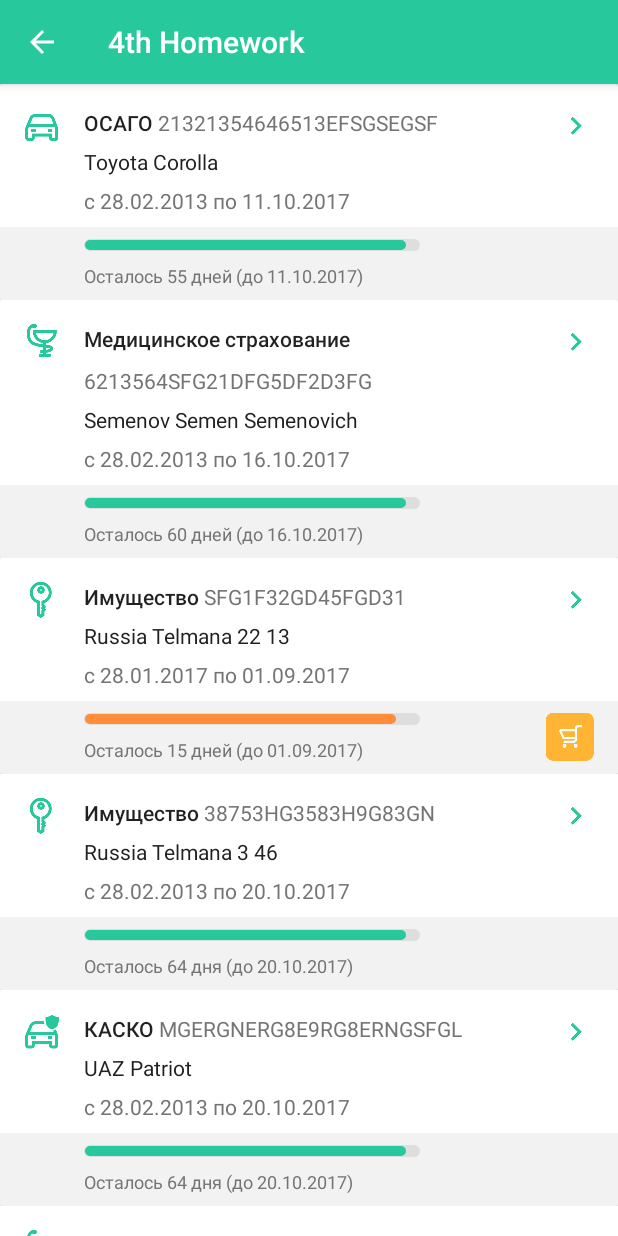
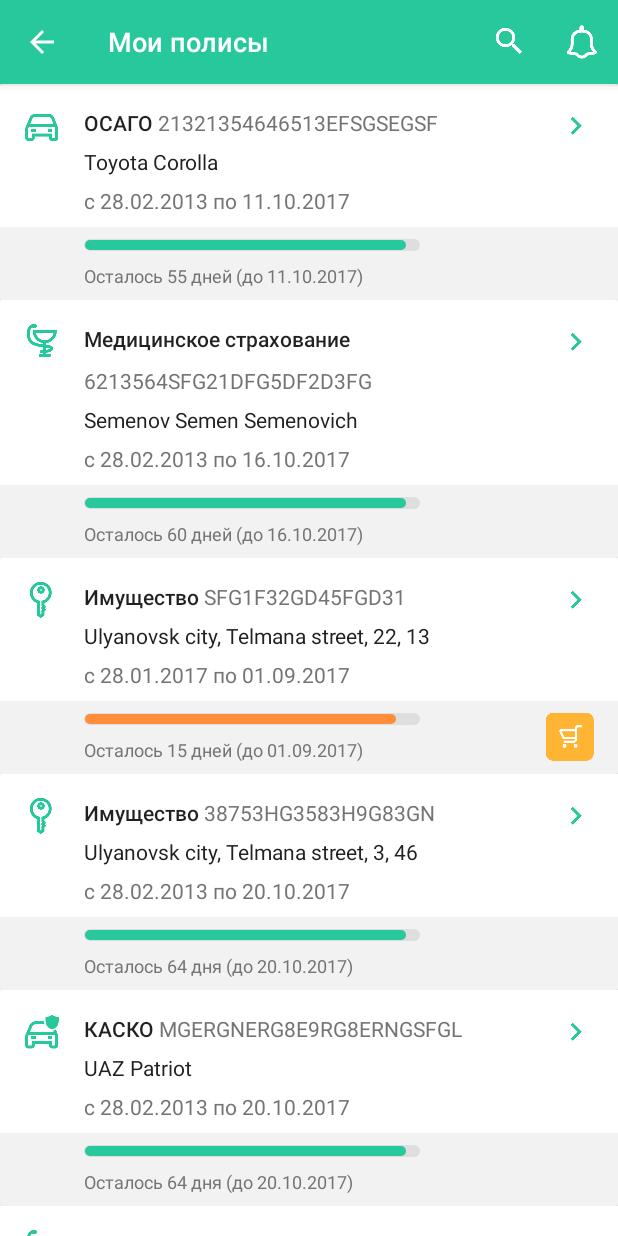
Before and after one commit to befirst/SimbirsoftAndroidHomework, an Android app: the TheFourthHomeWork screen opened directly, with no data from a screen before it, on a phone screen of 412 x 824 dp. Run offline under Robolectric (Android 15) with nearby library versions, the phone set to English and light mode, and no system bars.

Commit message:
Added custom menu for toolBar. Fixed HomeAdress class

```diff
--- a/SimbirSoftAndroidHomeWork/app/src/main/java/com/no_fate/simbirsoftandroidhomework/PolicyObject.java
+++ b/SimbirSoftAndroidHomeWork/app/src/main/java/com/no_fate/simbirsoftandroidhomework/PolicyObject.java
@@ -41,20 +41,20 @@ class Automobile extends PolicyObject{
 }
 
 class HomeAddress extends PolicyObject{
-    private String country;
+    private String street;
     private String city;
     private String house;
     private String room;
 
-    public HomeAddress(String country, String city, String house, String room) {
-        this.country = country;
+    public HomeAddress(String city, String street, String house, String room) {
         this.city = city;
+        this.street = street;
         this.house = house;
         this.room = room;
     }
 
     @Override
     String getFormattedInfo() {
-        return country + " " + city + " " + house + " " + room;
+        return city + ", " + street + ", " + house + ", " + room;
     }
 }
--- a/SimbirSoftAndroidHomeWork/app/src/main/java/com/no_fate/simbirsoftandroidhomework/TheFourthHomeWork.java
+++ b/SimbirSoftAndroidHomeWork/app/src/main/java/com/no_fate/simbirsoftandroidhomework/TheFourthHomeWork.java
@@ -7,6 +7,8 @@ import android.os.Bundle;
 import android.support.v7.widget.LinearLayoutManager;
 import android.support.v7.widget.RecyclerView;
 import android.support.v7.widget.Toolbar;
+import android.view.Menu;
+import android.view.MenuInflater;
 
 import java.util.ArrayList;
 import java.util.GregorianCalendar;
@@ -19,8 +21,14 @@ public class TheFourthHomeWork extends AppCompatActivity {
 
     public static void start(Context context) {
         Intent starter = new Intent(context, TheFourthHomeWork.class);
-        //starter.putExtra();
         context.startActivity(starter);
+    }
+
+    @Override
+    public boolean onCreateOptionsMenu(Menu menu) {
+        MenuInflater inflater = getMenuInflater();
+        inflater.inflate(R.menu.menu_custom, menu);
+        return true;
     }
 
     @Override
@@ -41,6 +49,7 @@ public class TheFourthHomeWork extends AppCompatActivity {
         Toolbar customToolBar = (Toolbar) findViewById(R.id.toolBarCustom);
         setSupportActionBar(customToolBar);
         if (getSupportActionBar() != null) {
+            getSupportActionBar().setDisplayShowTitleEnabled(false);
             getSupportActionBar().setDisplayHomeAsUpEnabled(true);
         }
     }
@@ -64,14 +73,14 @@ public class TheFourthHomeWork extends AppCompatActivity {
         policies.add(new InsurancePolicy(
                 PolicyType.PropertyInsurance,
                 "SFG1F32GD45FGD31",
-                new HomeAddress("Russia", "Telmana", "22", "13"),
+                new HomeAddress("Ulyanovsk city", "Telmana street", "22", "13"),
                 new GregorianCalendar(2016, 12, 28),
                 new GregorianCalendar(2017, 8, 1)
         ));
         policies.add(new InsurancePolicy(
                 PolicyType.PropertyInsurance,
                 "38753HG3583H9G83GN",
-                new HomeAddress("Russia", "Telmana", "3", "46"),
+                new HomeAddress("Ulyanovsk city", "Telmana street", "3", "46"),
                 new GregorianCalendar(2013, 1, 28),
                 new GregorianCalendar(2017, 9, 20)
         ));
@@ -106,7 +115,7 @@ public class TheFourthHomeWork extends AppCompatActivity {
         policies.add(new InsurancePolicy(
                 PolicyType.PropertyInsurance,
                 "JSFG9094NR90GNFGN",
-                new HomeAddress("Moskva", "Delovoy centr", "1000", "77"),
+                new HomeAddress("Moskva city", "Delovoy centr street", "1000", "77"),
                 new GregorianCalendar(2013, 1, 28),
                 new GregorianCalendar(2017, 7, 30)
         ));
--- a/SimbirSoftAndroidHomeWork/app/src/main/res/layout/activity_the_fourth_home_work.xml
+++ b/SimbirSoftAndroidHomeWork/app/src/main/res/layout/activity_the_fourth_home_work.xml
@@ -25,7 +25,20 @@
             android:theme="?attr/actionBarTheme"
             app:layout_constraintLeft_toLeftOf="parent"
             app:layout_constraintRight_toRightOf="parent"
-            app:layout_constraintTop_toTopOf="parent" />
+            app:layout_constraintTop_toTopOf="parent" >
+
+            <TextView
+                android:id="@+id/toolbarTitle"
+                android:layout_width="wrap_content"
+                android:layout_height="wrap_content"
+                android:layout_gravity="start"
+                android:fontFamily="sans-serif-medium"
+                android:gravity="start"
+                android:text="@string/fourth_homework"
+                android:textColor="@android:color/white"
+                android:textSize="18sp" />
+
+        </android.support.v7.widget.Toolbar>
 
         <android.support.v7.widget.RecyclerView
             android:id="@+id/rvPolicy"
--- /dev/null
+++ b/SimbirSoftAndroidHomeWork/app/src/main/res/menu/menu_custom.xml
@@ -0,0 +1,18 @@
+<?xml version="1.0" encoding="utf-8"?>
+<menu xmlns:android="http://schemas.android.com/apk/res/android"
+    xmlns:app="http://schemas.android.com/apk/res-auto">
+    <item
+        android:id="@+id/actionSearch"
+        android:title="@string/titleSearch"
+        android:icon="@drawable/mobile_portrait_my_policies"
+        app:showAsAction="ifRoom"
+        android:layout_width="wrap_content"
+        android:layout_height="wrap_content" />
+
+    <item android:id="@+id/iconNotification"
+        android:title="@string/titleNotification"
+        android:icon="@drawable/icon_notification"
+        app:showAsAction="ifRoom"
+        android:layout_width="wrap_content"
+        android:layout_height="wrap_content" />
+</menu>
--- a/SimbirSoftAndroidHomeWork/app/src/main/res/values/strings.xml
+++ b/SimbirSoftAndroidHomeWork/app/src/main/res/values/strings.xml
@@ -4,7 +4,7 @@
     <string name="help">Press on the buttons to see homeworks</string>
     <string name="empty_activity">Homework %1$s not yet done</string>
     <string name="second_n_third_homework">2nd and 3rd Homework</string>
-    <string name="fourth_homework">4th Homework</string>
+    <string name="fourth_homework">Мои полисы</string>
     <string name="lorem_ipsum">Lorem ipsum</string>
     <string name="filler">Sed ut perspiciatis, unde omnis iste natus error sit voluptatem
         accusantium doloremque laudantium, totam rem aperiam eaque ipsa, quae ab illo inventore
@@ -38,6 +38,11 @@
     <string name="b_custom">Custom</string>
     <string name="b_confirm">Confirm</string>
 
+    <string name="city">г.</string>
+    <string name="street">ул.</string>
+    <string name="house">д.</string>
+    <string name="room">кв.</string>
+
     <string name="CNCInsurance">КАСКО</string>
     <string name="CMTPL">ОСАГО</string>
     <string name="PropertyInsurance">Имущество</string>
@@ -52,4 +57,7 @@
     <string name="day">день</string>
     <string name="to_date_2">до</string>
 
+    <string name="titleSearch">Поиск</string>
+    <string name="titleNotification">Уведомление</string>
+
 </resources>
```
